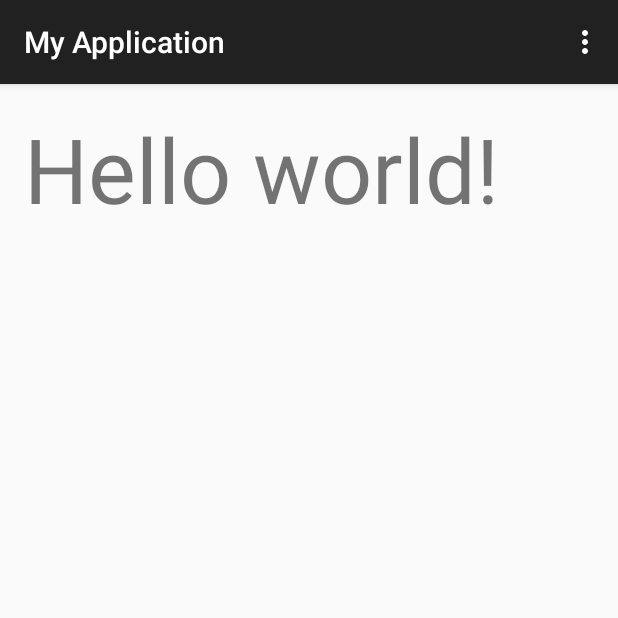
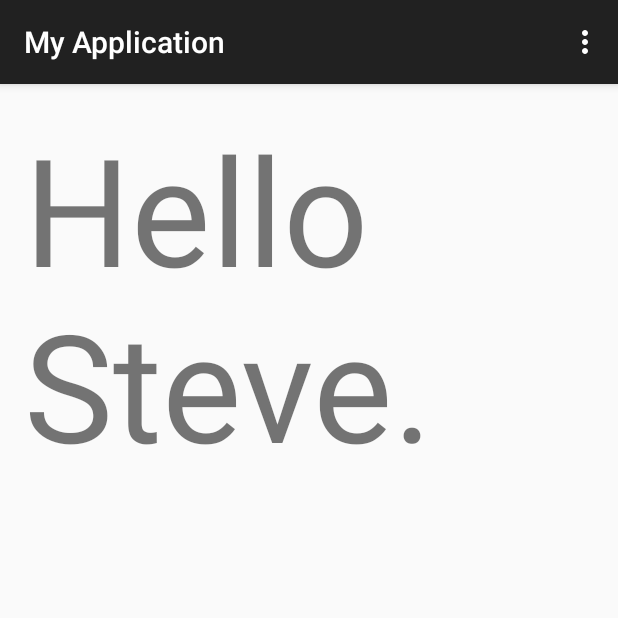
Before and after one commit to srvegdahl/MyApplication28July, an Android app: the screen it shows after launch (MainActivity), on a phone screen of 412 x 824 dp, the top half of it. Run offline under Robolectric (Android 15) with nearby library versions, the phone set to English and light mode, and no system bars.

Commit message:
Change message size and contents.

```diff
--- a/app/src/main/res/layout/activity_main.xml
+++ b/app/src/main/res/layout/activity_main.xml
@@ -5,10 +5,10 @@
     android:paddingTop="@dimen/activity_vertical_margin"
     android:paddingBottom="@dimen/activity_vertical_margin" tools:context=".MainActivity">
 
-    <TextView android:text="@string/hello_world"
+    <TextView android:text="Hello Steve."
         android:layout_width="wrap_content"
         android:layout_height="wrap_content"
-        android:textSize="60dp"
+        android:textSize="100dp"
         android:id="@+id/helloWorld" />
 
 </RelativeLayout>
```
